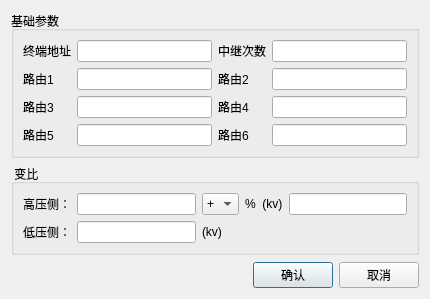
The window that ModifyTerminalDlg.ui (wanlong1215/test) describes before a commit, drawn with Qt 5.
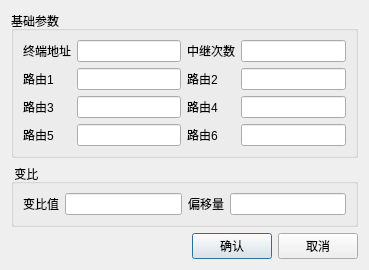
The same window after the commit.

Patch:
```diff
--- a/ModifyTerminalDlg.ui
+++ b/ModifyTerminalDlg.ui
@@ -6,8 +6,8 @@
    <rect>
     <x>0</x>
     <y>0</y>
-    <width>430</width>
-    <height>299</height>
+    <width>369</width>
+    <height>264</height>
    </rect>
   </property>
   <property name="windowTitle">
@@ -109,54 +109,23 @@
       <string> 变比</string>
      </property>
      <layout class="QGridLayout" name="gridLayout_3">
-      <item row="1" column="1">
-       <widget class="QLineEdit" name="leLowPressureValue"/>
-      </item>
-      <item row="0" column="2">
-       <widget class="QComboBox" name="cbHighPressureSymbol">
-        <item>
-         <property name="text">
-          <string>+</string>
-         </property>
-        </item>
-        <item>
-         <property name="text">
-          <string>-</string>
-         </property>
-        </item>
-       </widget>
-      </item>
-      <item row="0" column="1">
-       <widget class="QLineEdit" name="leHighPressureValue"/>
-      </item>
-      <item row="1" column="0">
-       <widget class="QLabel" name="label_3">
-        <property name="text">
-         <string>低压侧：</string>
-        </property>
-       </widget>
-      </item>
-      <item row="0" column="0">
-       <widget class="QLabel" name="label">
-        <property name="text">
-         <string>高压侧：</string>
-        </property>
-       </widget>
-      </item>
-      <item row="0" column="4">
-       <widget class="QLineEdit" name="leHighPressureOffset"/>
-      </item>
-      <item row="1" column="2">
-       <widget class="QLabel" name="label_4">
-        <property name="text">
-         <string>(kv)</string>
-        </property>
-       </widget>
-      </item>
       <item row="0" column="3">
+       <widget class="QLineEdit" name="leHighPressureOffset"/>
+      </item>
+      <item row="0" column="0">
+       <widget class="QLabel" name="label">
+        <property name="text">
+         <string>变比值</string>
+        </property>
+       </widget>
+      </item>
+      <item row="0" column="1">
+       <widget class="QLineEdit" name="leHighPressureValue"/>
+      </item>
+      <item row="0" column="2">
        <widget class="QLabel" name="label_2">
         <property name="text">
-         <string>%  (kv)</string>
+         <string>偏移量</string>
         </property>
        </widget>
       </item>
```
